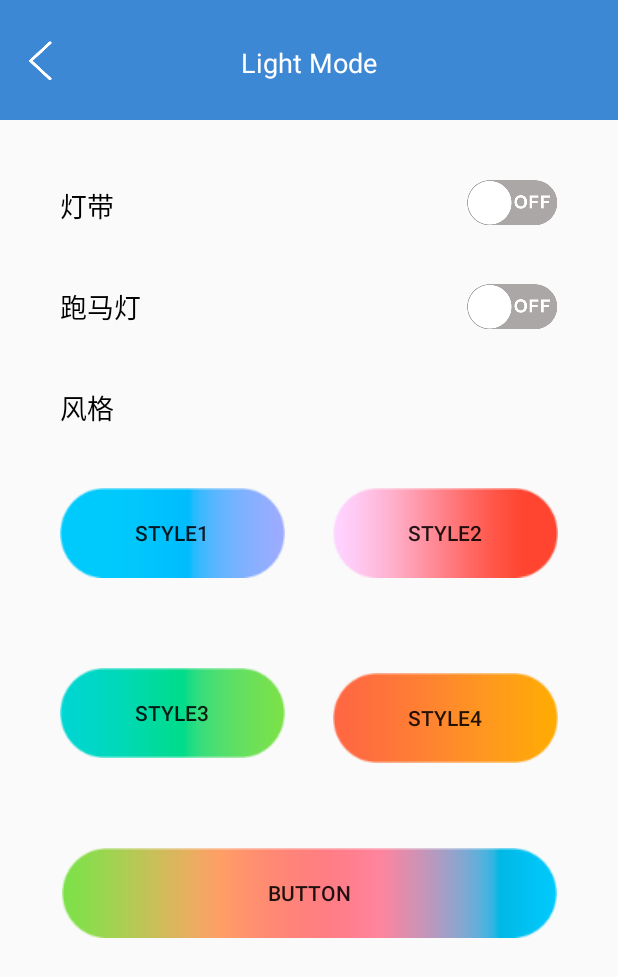
After one commit to David-lvfujiang/PA2202, an Android app: the LightModelActivity screen opened directly, with no data from a screen before it, on a phone screen of 412 x 824 dp. The commit adds this screen. Shown: the top 977 px of the screen. Run offline under Robolectric (Android 15) with nearby library versions, the phone set to English and light mode, and no system bars; our stand-ins replace ButterKnife; libraries missing offline, so code that uses them is left out: org.litepal, org.litepal.tablemanager.

Commit message:
light model界面

```diff
--- a/app/src/main/AndroidManifest.xml
+++ b/app/src/main/AndroidManifest.xml
@@ -10,7 +10,8 @@
         android:roundIcon="@mipmap/ic_launcher_round"
         android:supportsRtl="true"
         android:theme="@style/AppTheme">
-        <activity android:name=".ui.activity.PrivacyPolicyActivity"></activity>
+        <activity android:name=".ui.activity.LightModelActivity"></activity>
+        <activity android:name=".ui.activity.PrivacyPolicyActivity" />
         <activity android:name=".ui.activity.AboutDeviceActivity" />
         <activity android:name=".ui.activity.FmRadioActivity" />
         <activity android:name=".ui.activity.LightDjActivity" />
@@ -27,10 +28,10 @@
 
         <meta-data
             android:name="design_width_in_dp"
-            android:value="400"/>
+            android:value="400" />
         <meta-data
             android:name="design_height_in_dp"
-            android:value="480"/>
+            android:value="480" />
     </application>
 
 </manifest>
--- a/app/src/main/java/com/fenda/onn/ui/activity/LightDjActivity.java
+++ b/app/src/main/java/com/fenda/onn/ui/activity/LightDjActivity.java
@@ -1,11 +1,9 @@
 package com.fenda.onn.ui.activity;
 
-import android.util.Log;
 import android.view.Gravity;
 import android.view.View;
 import android.widget.Button;
 import android.widget.ImageView;
-import android.widget.Toast;
 
 import androidx.constraintlayout.widget.ConstraintLayout;
 import androidx.drawerlayout.widget.DrawerLayout;
--- /dev/null
+++ b/app/src/main/java/com/fenda/onn/ui/activity/LightModelActivity.java
@@ -0,0 +1,69 @@
+package com.fenda.onn.ui.activity;
+
+import android.view.View;
+import android.widget.CompoundButton;
+
+import com.fenda.onn.R;
+import com.fenda.onn.common.base.BaseActivity;
+import com.fenda.onn.utils.ToastUtils;
+
+import butterknife.OnCheckedChanged;
+import butterknife.OnClick;
+
+public class LightModelActivity extends BaseActivity {
+
+    @Override
+    public int onBindLayout() {
+        return R.layout.activity_light_model;
+    }
+
+    @Override
+    public void initView() {
+
+    }
+
+    @OnClick({R.id.ivBack, R.id.bt_style_one, R.id.bt_style_two, R.id.bt_style_three,
+            R.id.bt_style_four, R.id.bt_style_five})
+    public void handleClickEvent(View view) {
+        switch (view.getId()) {
+            case R.id.ivBack:
+                finish();
+                break;
+            case R.id.bt_style_one:
+                ToastUtils.show("风格1");
+                break;
+            case R.id.bt_style_two:
+                ToastUtils.show("风格2");
+                break;
+            case R.id.bt_style_three:
+                ToastUtils.show("风格3");
+                break;
+            case R.id.bt_style_four:
+                ToastUtils.show("风格4");
+                break;
+            case R.id.bt_style_five:
+                ToastUtils.show("风格5");
+                break;
+            default:
+                break;
+        }
+    }
+
+    @OnCheckedChanged({R.id.cb_strip, R.id.cb_marquee})
+    public void checkBoxChangeEvent(CompoundButton view, boolean ischanged) {
+        switch (view.getId()) {
+            case R.id.cb_strip:
+                if (ischanged) {
+                    ToastUtils.show("打开灯带");
+                }
+                break;
+            case R.id.cb_marquee:
+                if (ischanged) {
+                    ToastUtils.show("打开跑马灯");
+                }
+                break;
+            default:
+                break;
+        }
+    }
+}
--- a/app/src/main/java/com/fenda/onn/ui/activity/MainActivity.java
+++ b/app/src/main/java/com/fenda/onn/ui/activity/MainActivity.java
@@ -73,12 +73,16 @@ public class MainActivity extends BaseMvpActivity implements View.OnClickListene
     public void showErrorTip(String msg) {
     }
 
-    @OnClick({R.id.tvLightDj, R.id.tvFm, R.id.ivSetting, R.id.ivTws, R.id.ivEdit, R.id.tvAgreement})
+    @OnClick({R.id.tvLightDj, R.id.tvLightMode, R.id.tvFm, R.id.ivSetting, R.id.ivTws, R.id.ivEdit, R.id.tvAgreement})
     public void handleClickEvent(View v) {
         Intent intent = new Intent();
         switch (v.getId()) {
             case R.id.tvLightDj:
                 intent.setClass(mContext, LightDjActivity.class);
+                startActivity(intent);
+                break;
+            case R.id.tvLightMode:
+                intent.setClass(mContext, LightModelActivity.class);
                 startActivity(intent);
                 break;
             case R.id.tvFm:
--- /dev/null
+++ b/app/src/main/res/layout/activity_light_model.xml
@@ -0,0 +1,178 @@
+<?xml version="1.0" encoding="utf-8"?>
+<androidx.constraintlayout.widget.ConstraintLayout xmlns:android="http://schemas.android.com/apk/res/android"
+    xmlns:app="http://schemas.android.com/apk/res-auto"
+    xmlns:tools="http://schemas.android.com/tools"
+    android:layout_width="match_parent"
+    android:layout_height="match_parent"
+    tools:context=".ui.activity.LightModelActivity">
+
+    <androidx.constraintlayout.widget.ConstraintLayout
+        android:id="@+id/ivHead"
+        android:layout_width="match_parent"
+        android:layout_height="@dimen/demension_dp80"
+        android:layout_marginBottom="397dp"
+        android:background="@color/fd_text_3c88d4"
+        app:layout_constraintBottom_toTopOf="@+id/radioGroup"
+        app:layout_constraintStart_toStartOf="parent"
+        app:layout_constraintTop_toTopOf="parent"
+        app:layout_constraintVertical_bias="0.0">
+
+        <ImageView
+            android:id="@+id/ivBack"
+            android:layout_width="wrap_content"
+            android:layout_height="wrap_content"
+            android:layout_marginStart="19dp"
+            android:fitsSystemWindows="true"
+            android:src="@mipmap/icon_back_white"
+            app:layout_constraintBottom_toBottomOf="parent"
+            app:layout_constraintStart_toStartOf="parent"
+            app:layout_constraintTop_toTopOf="parent"
+            app:layout_constraintVertical_bias="0.509" />
+
+        <TextView
+            android:id="@+id/tvTitle"
+            android:layout_width="wrap_content"
+            android:layout_height="wrap_content"
+            android:gravity="center"
+            android:text="@string/light_model"
+            android:textColor="@color/fd_text_white"
+            android:textSize="@dimen/textsize_sp18"
+            app:layout_constraintBottom_toBottomOf="@+id/ivBack"
+            app:layout_constraintEnd_toEndOf="parent"
+            app:layout_constraintStart_toStartOf="parent" />
+    </androidx.constraintlayout.widget.ConstraintLayout>
+
+    <TextView
+        android:id="@+id/tv_strip"
+        android:layout_width="wrap_content"
+        android:layout_height="wrap_content"
+        android:layout_marginStart="40dp"
+        android:text="灯带"
+        android:textColor="@color/fd_text_black"
+        android:textSize="@dimen/textsize_sp18"
+        app:layout_constraintBottom_toBottomOf="@+id/cb_strip"
+        app:layout_constraintEnd_toStartOf="@+id/cb_strip"
+        app:layout_constraintHorizontal_bias="0.5"
+        app:layout_constraintHorizontal_chainStyle="spread_inside"
+        app:layout_constraintStart_toStartOf="parent" />
+
+    <CheckBox
+        android:id="@+id/cb_strip"
+        android:layout_width="wrap_content"
+        android:layout_height="wrap_content"
+        android:layout_marginTop="40dp"
+        android:layout_marginEnd="40dp"
+        android:background="@drawable/cb_selector"
+        android:button="@null"
+        app:layout_constraintEnd_toEndOf="parent"
+        app:layout_constraintHorizontal_bias="0.5"
+        app:layout_constraintStart_toEndOf="@+id/tv_strip"
+        app:layout_constraintTop_toBottomOf="@+id/ivHead" />
+
+    <CheckBox
+        android:id="@+id/cb_marquee"
+        android:layout_width="wrap_content"
+        android:layout_height="wrap_content"
+        android:layout_marginEnd="40dp"
+        android:background="@drawable/cb_selector"
+        android:button="@null"
+        app:layout_constraintBottom_toBottomOf="@+id/tv_marquee"
+        app:layout_constraintEnd_toEndOf="parent"
+        app:layout_constraintHorizontal_bias="0.5"
+        app:layout_constraintStart_toEndOf="@+id/tv_marquee"
+        app:layout_constraintTop_toTopOf="@+id/tv_marquee" />
+
+    <TextView
+        android:id="@+id/tv_marquee"
+        android:layout_width="wrap_content"
+        android:layout_height="wrap_content"
+        android:layout_marginStart="40dp"
+        android:layout_marginTop="40dp"
+        android:text="跑马灯"
+        android:textColor="@color/fd_text_black"
+        android:textSize="@dimen/textsize_sp18"
+        app:layout_constraintEnd_toStartOf="@+id/cb_marquee"
+        app:layout_constraintHorizontal_bias="0.5"
+        app:layout_constraintHorizontal_chainStyle="spread_inside"
+        app:layout_constraintStart_toStartOf="parent"
+        app:layout_constraintTop_toBottomOf="@+id/tv_strip" />
+
+    <TextView
+        android:id="@+id/tv_style"
+        android:layout_width="wrap_content"
+        android:layout_height="wrap_content"
+        android:layout_marginStart="40dp"
+        android:layout_marginTop="40dp"
+        android:text="风格"
+        android:textColor="@color/fd_text_black"
+        android:textSize="@dimen/textsize_sp18"
+        app:layout_constraintHorizontal_chainStyle="spread_inside"
+        app:layout_constraintStart_toStartOf="parent"
+        app:layout_constraintTop_toBottomOf="@+id/tv_marquee" />
+
+    <Button
+        android:id="@+id/bt_style_one"
+        android:layout_width="@dimen/demension_dp150"
+        android:layout_height="@dimen/demension_dp60"
+        android:layout_marginStart="40dp"
+        android:layout_marginTop="40dp"
+        android:background="@mipmap/pic_style1"
+        android:text="Style1"
+        app:layout_constraintEnd_toStartOf="@+id/bt_style_two"
+        app:layout_constraintHorizontal_bias="0.5"
+        app:layout_constraintHorizontal_chainStyle="spread_inside"
+        app:layout_constraintStart_toStartOf="parent"
+        app:layout_constraintTop_toBottomOf="@+id/tv_style" />
+
+    <Button
+        android:id="@+id/bt_style_two"
+        android:layout_width="@dimen/demension_dp150"
+        android:layout_height="@dimen/demension_dp60"
+        android:layout_marginEnd="40dp"
+        android:background="@mipmap/pic_style2"
+        android:text="Style2"
+        app:layout_constraintBottom_toBottomOf="@+id/bt_style_one"
+        app:layout_constraintEnd_toEndOf="parent"
+        app:layout_constraintHorizontal_bias="0.5"
+        app:layout_constraintStart_toEndOf="@+id/bt_style_one"
+        app:layout_constraintTop_toTopOf="@+id/bt_style_one" />
+
+    <Button
+        android:id="@+id/bt_style_three"
+        android:layout_width="@dimen/demension_dp150"
+        android:layout_height="@dimen/demension_dp60"
+        android:layout_marginStart="40dp"
+        android:layout_marginTop="60dp"
+        android:background="@mipmap/pic_style3"
+        android:text="Style3"
+        app:layout_constraintEnd_toStartOf="@+id/bt_style_four"
+        app:layout_constraintHorizontal_bias="0.5"
+        app:layout_constraintHorizontal_chainStyle="spread_inside"
+        app:layout_constraintStart_toStartOf="parent"
+        app:layout_constraintTop_toBottomOf="@+id/bt_style_one" />
+
+    <Button
+        android:id="@+id/bt_style_four"
+        android:layout_width="@dimen/demension_dp150"
+        android:layout_height="@dimen/demension_dp60"
+        android:layout_marginTop="6dp"
+        android:layout_marginEnd="40dp"
+        android:background="@mipmap/pic_style4"
+        android:text="Style4"
+        app:layout_constraintBottom_toBottomOf="@+id/bt_style_three"
+        app:layout_constraintEnd_toEndOf="parent"
+        app:layout_constraintHorizontal_bias="0.5"
+        app:layout_constraintStart_toEndOf="@+id/bt_style_three"
+        app:layout_constraintTop_toTopOf="@+id/bt_style_three" />
+
+    <Button
+        android:id="@+id/bt_style_five"
+        android:layout_width="@dimen/demension_dp330"
+        android:layout_height="@dimen/demension_dp60"
+        android:layout_marginTop="60dp"
+        android:background="@mipmap/style5"
+        android:text="Button"
+        app:layout_constraintEnd_toEndOf="parent"
+        app:layout_constraintStart_toStartOf="parent"
+        app:layout_constraintTop_toBottomOf="@+id/bt_style_three" />
+</androidx.constraintlayout.widget.ConstraintLayout>
--- a/app/src/main/res/values/strings.xml
+++ b/app/src/main/res/values/strings.xml
@@ -70,5 +70,4 @@
     <string name="device_connecting">正在连接...</string>
 
 
-
 </resources>
```
Also changed, not shown: app/src/main/res/mipmap-mdpi/pic_style1.png (added), app/src/main/res/mipmap-mdpi/pic_style2.png (added), app/src/main/res/mipmap-mdpi/pic_style3.png (added), app/src/main/res/mipmap-mdpi/pic_style4.png (added), app/src/main/res/mipmap-mdpi/pic_style5.png (added), app/src/main/res/mipmap-mdpi/style5.png (added), app/src/main/res/mipmap-xhdpi/pic_style1.png (added), app/src/main/res/mipmap-xhdpi/pic_style2.png (added), app/src/main/res/mipmap-xhdpi/pic_style3.png (added), app/src/main/res/mipmap-xhdpi/pic_style4.png (added), app/src/main/res/mipmap-xhdpi/pic_style5.png (added), app/src/main/res/mipmap-xhdpi/style5.png (added).
